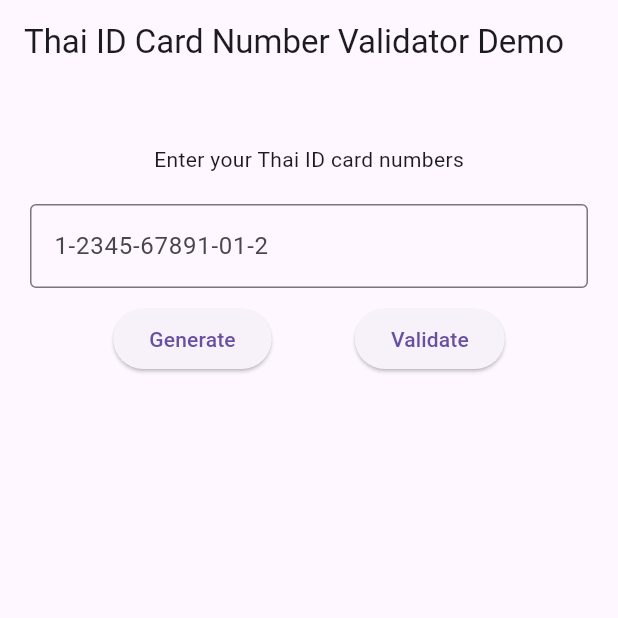
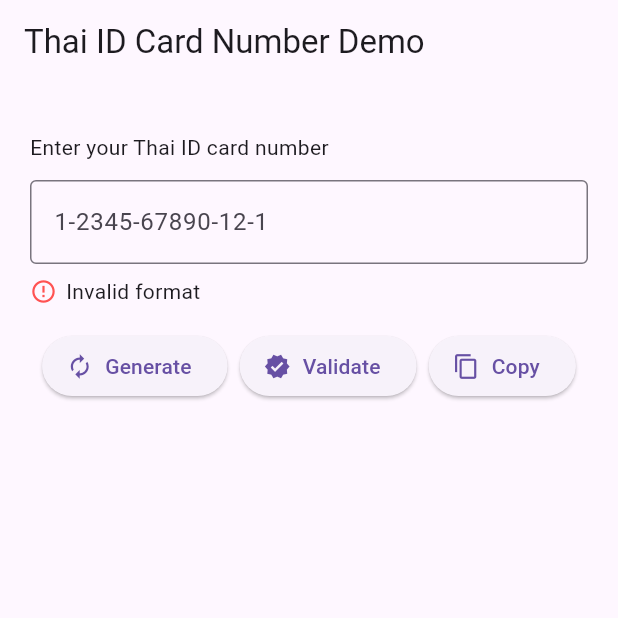
Before and after one commit to Dhanabhon/thai_id_card_numbers, a Flutter app: the screen it shows after launch, on a phone screen of 412 x 824 dp, the top half of it. Run offline on Flutter 3.47's test engine with Material 3 defaults, Android fonts, the light colour scheme and no system bars.

Commit message:
feat(example): enhance demo app UX and validation
  - Add live validity indicator with autovalidate
  - Centralize pattern/delimiter usage for formatter and format()
  - Add “Copy” button to copy raw 13 digits to clipboard
  - Improve messages, numeric keyboard, length limit, and banner helper
  - Fix hint to valid example and dispose controller before super.dispose()

```diff
--- a/example/lib/main.dart
+++ b/example/lib/main.dart
@@ -1,4 +1,5 @@
 import 'package:flutter/material.dart';
+import 'package:flutter/services.dart';
 
 import 'package:thai_id_card_numbers/thai_id_card_numbers.dart';
 import 'package:thai_id_card_numbers/thai_id_card_numbers_formatter.dart';
@@ -15,99 +16,152 @@ class MyApp extends StatefulWidget {
 }
 
 class _MyAppState extends State<MyApp> {
-  final _thaiIdCardNumbers = ThaiIdCardNumbers();
+  final _thaiId = ThaiIdCardNumbers();
   final _formKey = GlobalKey<FormState>();
   final _messengerKey = GlobalKey<ScaffoldMessengerState>();
-  late TextEditingController _textEditingController;
+  late final TextEditingController _controller;
+
+  // Demo pattern/delimiter used across formatter and formatting APIs
+  static const String _pattern = 'x-xxxx-xxxxx-xx-x';
+  static const String _delimiter = '-';
+
+  bool _isValid = false;
 
   @override
   void initState() {
     super.initState();
-
-    _textEditingController = TextEditingController();
+    _controller = TextEditingController();
   }
 
   @override
   void dispose() {
+    _controller.dispose();
     super.dispose();
-    _textEditingController.dispose();
+  }
+
+  String _digitsOnly(String text) {
+    // Remove the configured delimiter to get raw 13-digit input
+    return text.replaceAll(RegExp(RegExp.escape(_delimiter)), '');
+  }
+
+  void _showBanner(String message, {Color? color}) {
+    _messengerKey.currentState?.hideCurrentMaterialBanner();
+    _messengerKey.currentState?.showMaterialBanner(
+      MaterialBanner(
+        content: Text(
+          message,
+          style: TextStyle(color: color ?? Colors.green),
+        ),
+        actions: [
+          TextButton(
+            onPressed: () => _messengerKey.currentState?.hideCurrentMaterialBanner(),
+            child: const Text('DISMISS'),
+          ),
+        ],
+      ),
+    );
   }
 
   @override
   Widget build(BuildContext context) {
-    String pattern = "x-xxxx-xxxxx-xx-x";
-    String separator = "-";
-
     return MaterialApp(
       scaffoldMessengerKey: _messengerKey,
       home: Scaffold(
         appBar: AppBar(
-          title: const Text('Thai ID Card Number Validator Demo'),
+          title: const Text('Thai ID Card Number Demo'),
         ),
         body: Padding(
           padding: const EdgeInsets.all(20.0),
           child: Form(
             key: _formKey,
             child: Column(
+              crossAxisAlignment: CrossAxisAlignment.start,
               children: [
                 const Padding(
-                    padding: EdgeInsets.all(20.0),
-                    child: Text('Enter your Thai ID card numbers')),
+                  padding: EdgeInsets.symmetric(vertical: 12.0),
+                  child: Text('Enter your Thai ID card number'),
+                ),
                 TextFormField(
-                  controller: _textEditingController,
+                  controller: _controller,
+                  keyboardType: TextInputType.number,
+                  textInputAction: TextInputAction.done,
+                  maxLength: _pattern.length,
+                  autovalidateMode: AutovalidateMode.onUserInteraction,
                   validator: (String? value) {
-                    String? newValue = value?.replaceAll(RegExp('-'), '');
-                    if (!_thaiIdCardNumbers.validate(newValue!)) {
-                      return "$value is not a valid Thai ID card numbers.";
+                    final raw = _digitsOnly(value ?? '');
+                    if (raw.isEmpty) {
+                      _isValid = false;
+                      return 'Please enter your Thai ID card number';
                     }
-                    return null;
+                    final ok = _thaiId.validate(raw);
+                    _isValid = ok;
+                    return ok ? null : 'Invalid Thai ID card number';
                   },
+                  onChanged: (_) => setState(() {
+                        // trigger live validity indicator
+                        final raw = _digitsOnly(_controller.text);
+                        _isValid = _thaiId.validate(raw);
+                      }),
                   inputFormatters: [
-                    ThaiIdCardNumbersFormatter(
-                        pattern: pattern, delimiter: separator),
+                    ThaiIdCardNumbersFormatter(pattern: _pattern, delimiter: _delimiter),
                   ],
                   decoration: const InputDecoration(
-                      hintText: "1-2345-67891-01-2",
-                      border: OutlineInputBorder(),
-                      focusedBorder: OutlineInputBorder(
-                          borderSide:
-                              BorderSide(width: 1, color: Colors.blueAccent))),
+                    hintText: '1-2345-67890-12-1',
+                    border: OutlineInputBorder(),
+                    focusedBorder: OutlineInputBorder(
+                      borderSide: BorderSide(width: 1, color: Colors.blueAccent),
+                    ),
+                    counterText: '',
+                  ),
                 ),
-                const SizedBox(height: 10.0),
+                const SizedBox(height: 8.0),
+                Row(
+                  children: [
+                    Icon(
+                      _isValid ? Icons.check_circle : Icons.error_outline,
+                      color: _isValid ? Colors.green : Colors.redAccent,
+                      size: 18,
+                    ),
+                    const SizedBox(width: 6),
+                    Text(_isValid ? 'Valid format' : 'Invalid format'),
+                  ],
+                ),
+                const SizedBox(height: 16.0),
                 Row(
                   mainAxisAlignment: MainAxisAlignment.spaceEvenly,
                   children: [
-                    ElevatedButton(
+                    ElevatedButton.icon(
                       onPressed: () {
-                        _textEditingController.clear();
-                        _textEditingController.text = _thaiIdCardNumbers
-                            .format(_thaiIdCardNumbers.generate());
+                        final generated = _thaiId.generate();
+                        _controller.text = _thaiId.format(
+                          generated,
+                          pattern: _pattern,
+                          delimiter: _delimiter,
+                        );
+                        setState(() => _isValid = true);
                       },
-                      child: const Text("Generate"),
+                      icon: const Icon(Icons.autorenew),
+                      label: const Text('Generate'),
                     ),
-                    ElevatedButton(
+                    ElevatedButton.icon(
                       onPressed: () {
-                        if (_formKey.currentState!.validate()) {
-                          _messengerKey.currentState
-                              ?.showMaterialBanner(MaterialBanner(
-                            content: const Text(
-                              "Congratulations, Your Thai ID card numbers is in valid format.",
-                              style: TextStyle(
-                                color: Colors.green,
-                              ),
-                            ),
-                            actions: [
-                              TextButton(
-                                  onPressed: () {
-                                    _messengerKey.currentState
-                                        ?.hideCurrentMaterialBanner();
-                                  },
-                                  child: const Text("DISMISS")),
-                            ],
-                          ));
+                        if (_formKey.currentState?.validate() ?? false) {
+                          _showBanner('Valid Thai ID card number', color: Colors.green);
+                        } else {
+                          _showBanner('Invalid Thai ID card number', color: Colors.redAccent);
                         }
                       },
-                      child: const Text("Validate"),
+                      icon: const Icon(Icons.verified),
+                      label: const Text('Validate'),
+                    ),
+                    ElevatedButton.icon(
+                      onPressed: () async {
+                        final raw = _digitsOnly(_controller.text);
+                        await Clipboard.setData(ClipboardData(text: raw));
+                        _showBanner('Copied raw digits to clipboard');
+                      },
+                      icon: const Icon(Icons.copy),
+                      label: const Text('Copy'),
                     ),
                   ],
                 ),
```
Also changed, not shown: 1 other file.
